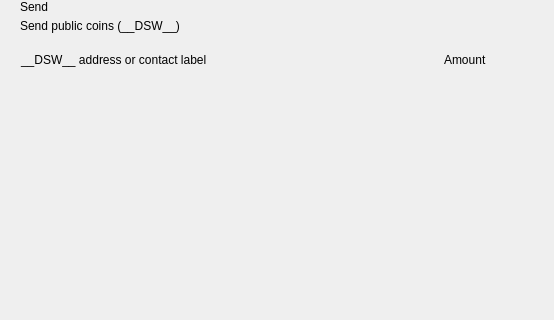
Before: the Qt Designer form src/qt/pivx/forms/send.ui in decenomy/DSW, drawn with Qt 5; both pictures show x 0 to 554 and y 0 to 320 of the 893 by 700 pixel window.
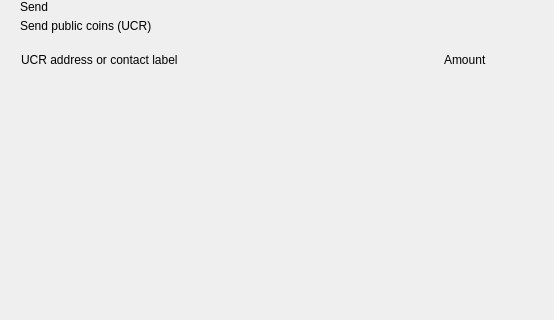
After: the same form once the commit is applied. Custom widgets are drawn as their Qt base class.

Commit message: Replace standard coin unit __DSW__ by UCR (.ui files)

```diff
--- a/src/qt/pivx/forms/send.ui
+++ b/src/qt/pivx/forms/send.ui
@@ -81,7 +81,7 @@
             <item>
              <widget class="QLabel" name="labelSubtitle1">
               <property name="text">
-               <string>Send public coins (__DSW__)</string>
+               <string>Send public coins (UCR)</string>
               </property>
              </widget>
             </item>
@@ -141,7 +141,7 @@
              <string notr="true">margin-left:8px;</string>
             </property>
             <property name="text">
-             <string>__DSW__ address or contact label</string>
+             <string>UCR address or contact label</string>
             </property>
            </widget>
           </item>
```
The commit also changes 9 other files.
